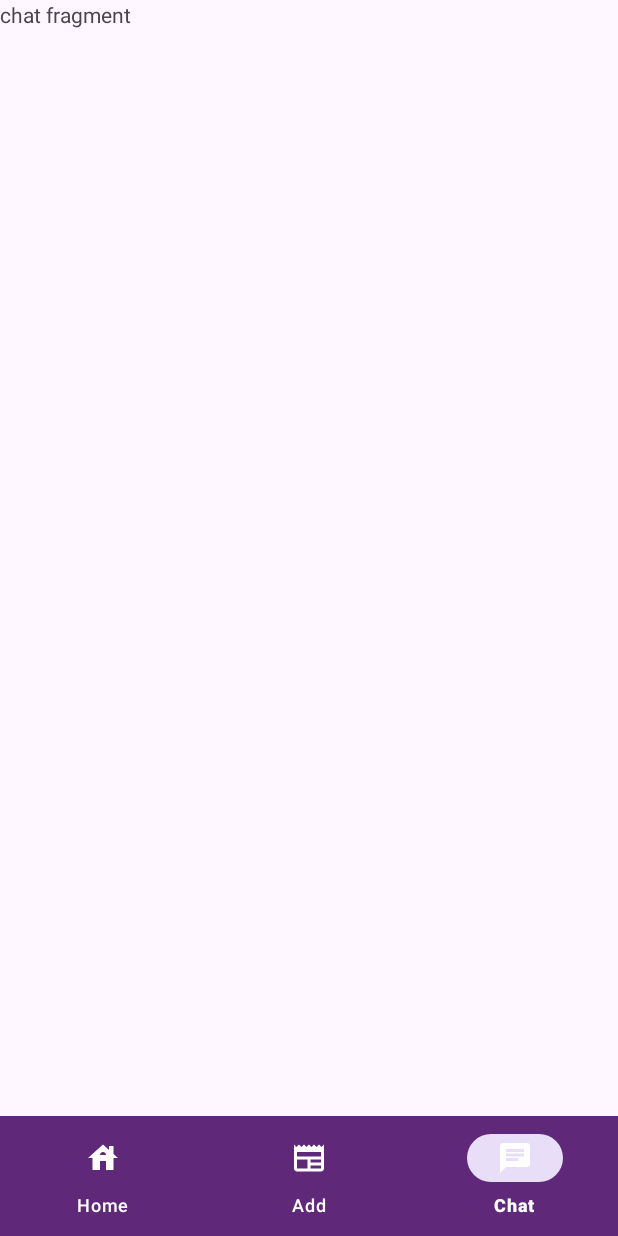
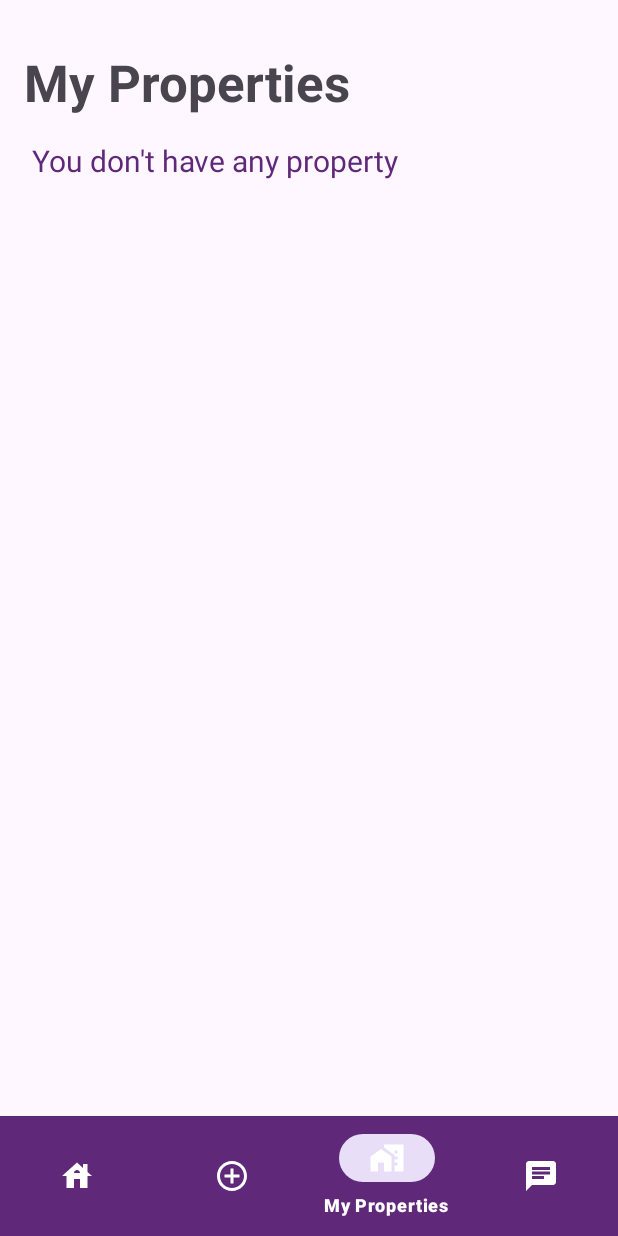
Before and after one commit to Hadicheayto/AndroidFinalProject, an Android app: the HomeFragment screen opened directly, with no data from a screen before it, item 3 of the bottom bar chosen, on a phone screen of 412 x 824 dp. Run offline under Robolectric (Android 15) with nearby library versions, the phone set to English and light mode, and no system bars; 7 statements that could not run were skipped.

Commit message:
add new code with myproperties page

```diff
--- a/app/src/main/java/com/example/tpproject/MainActivity.kt
+++ b/app/src/main/java/com/example/tpproject/MainActivity.kt
@@ -6,6 +6,7 @@ import androidx.fragment.app.Fragment
 import com.example.tpproject.fragments.ChatFragment
 import com.example.tpproject.fragments.HomeFragment
 import com.example.tpproject.fragments.CreatePropertyFragment
+import com.example.tpproject.fragments.MyPropertiesFragment
 import com.google.android.material.bottomnavigation.BottomNavigationView
 
 class MainActivity : AppCompatActivity() {
@@ -18,6 +19,7 @@ class MainActivity : AppCompatActivity() {
 
         val homeFragment = HomeFragment()
         val propertFragment = CreatePropertyFragment()
+        val myPropertyFragment = MyPropertiesFragment()
         val chatFragment = ChatFragment()
 
         makeCurrentFragment(homeFragment)
@@ -27,6 +29,7 @@ class MainActivity : AppCompatActivity() {
             when (menuItem.itemId) {
                 R.id.ic_home -> makeCurrentFragment(homeFragment)
                 R.id.ic_add -> makeCurrentFragment(propertFragment)
+                R.id.ic_myProperty -> makeCurrentFragment(myPropertyFragment)
                 R.id.ic_chat -> makeCurrentFragment(chatFragment)
             }
             true
--- a/app/src/main/java/com/example/tpproject/SignInActivity.kt
+++ b/app/src/main/java/com/example/tpproject/SignInActivity.kt
@@ -38,8 +38,11 @@ class SignInActivity : AppCompatActivity() {
             if(validateForm(email,password))
             {
 
+                Log.e("SignInActivity", "Email: ${email.text}, Password: ${password.text}")
 
                 val user = viewModel.getUserByEmailAndPassword(email.text.toString().lowercase(),password.text.toString())
+
+                Log.e("SignInActivity", "user:: ${user}")
 
                 if (user != null)
                 {
--- a/app/src/main/java/com/example/tpproject/WelcomeScreenActivity.kt
+++ b/app/src/main/java/com/example/tpproject/WelcomeScreenActivity.kt
@@ -21,6 +21,7 @@ class WelcomeScreenActivity : AppCompatActivity() {
 //            val factory = InjectorUtils.providePropertiesViewModelFactory(this)
 //            viewModel = ViewModelProvider(this, factory).get(PropertyViewModel::class.java)
 //
+//            viewModel.deleteAllUsers()
 //            viewModel.deleteAllProperties()
 
 
--- a/app/src/main/java/com/example/tpproject/data/Property.kt
+++ b/app/src/main/java/com/example/tpproject/data/Property.kt
@@ -27,6 +27,7 @@ data class User(
     val lname: String,
     val email: String,
     val password: String,
+    val image: String,
     val active: Int
     // Add other user-related properties as needed
 )
--- a/app/src/main/java/com/example/tpproject/fragments/HomeFragment.kt
+++ b/app/src/main/java/com/example/tpproject/fragments/HomeFragment.kt
@@ -12,6 +12,7 @@ import android.view.ViewGroup
 import android.widget.EditText
 import android.widget.ImageView
 import android.widget.TextView
+import androidx.core.net.toUri
 import androidx.fragment.app.Fragment
 import androidx.lifecycle.Observer
 import androidx.lifecycle.ViewModelProvider
@@ -21,9 +22,9 @@ import com.example.tpproject.PropertyViewModel
 import com.example.tpproject.data.Property
 import com.example.tpproject.R
 import com.example.tpproject.RecycleViewAdapter
-import com.example.tpproject.RegisterActivity
-import com.example.tpproject.SignInActivity
 import com.example.tpproject.WelcomeScreenActivity
+import com.example.tpproject.data.User
+import com.example.tpproject.data.UserManager
 import com.example.tpproject.profile
 import com.example.tpproject.property_details
 import com.example.tpproject.utilities.InjectorUtils
@@ -39,6 +40,8 @@ class HomeFragment : Fragment() {
 
     private lateinit var viewModel: PropertyViewModel
     private var filteredPropertyList: List<Property> = propertyList
+    private lateinit var currentUser: User
+
 
 
 
@@ -71,6 +74,11 @@ class HomeFragment : Fragment() {
             val result = view?.findViewById<TextView>(R.id.tvResult)
             result?.text = properties.size.toString() + " Result Found"
         })
+
+        val user = viewModel.getUserById(UserManager.getUserId())
+        if (user != null) {
+            currentUser = user
+        }
     }
 
     override fun onCreateView(
@@ -114,6 +122,15 @@ class HomeFragment : Fragment() {
             startActivity(intent)
         }
 
+        if(currentUser.image != "empty" && currentUser.image != "")
+        {
+            if (profileIcon != null) {
+                profileIcon.setImageURI(currentUser.image.toUri())
+            }
+        }
+
+
+
         exploreProperty?.setOnClickListener{
 //            val intent = Intent(requireContext(), SignInActivity::class.java)
 //            startActivity(intent)
@@ -146,7 +163,7 @@ class HomeFragment : Fragment() {
 
     private fun listItemClicked(property: Property) {
         val intent = Intent(requireContext(), property_details::class.java)
-        intent.putExtra("supplier", "hadi")
+        intent.putExtra("supplier", property.supplier)
         intent.putExtra("phoneNumber", property.phonenumber)
         intent.putExtra("imgUrl", property.image)
         intent.putExtra("title", property.title)
--- /dev/null
+++ b/app/src/main/java/com/example/tpproject/fragments/MyPropertiesFragment.kt
@@ -0,0 +1,97 @@
+package com.example.tpproject.fragments
+
+import android.graphics.Color
+import android.os.Bundle
+import android.util.Log
+import androidx.fragment.app.Fragment
+import android.view.LayoutInflater
+import android.view.View
+import android.view.ViewGroup
+import android.widget.TextView
+import androidx.lifecycle.Observer
+import androidx.lifecycle.ViewModelProvider
+import androidx.recyclerview.widget.LinearLayoutManager
+import androidx.recyclerview.widget.RecyclerView
+import com.example.tpproject.PropertyViewModel
+import com.example.tpproject.R
+import com.example.tpproject.RecycleViewAdapter
+import com.example.tpproject.data.Property
+import com.example.tpproject.data.UserManager
+import com.example.tpproject.utilities.InjectorUtils
+
+
+private const val ARG_PARAM1 = "param1"
+private const val ARG_PARAM2 = "param2"
+
+class MyPropertiesFragment : Fragment() {
+
+
+    private lateinit var recycleViewProfile: RecyclerView
+    private lateinit var viewModel: PropertyViewModel
+    private val propertyList = mutableListOf<Property>()
+    private  lateinit var noteEmpty: TextView
+
+    override fun onCreateView(
+        inflater: LayoutInflater, container: ViewGroup?,
+        savedInstanceState: Bundle?
+    ): View? {
+        val rootView = inflater.inflate(R.layout.fragment_my_properties, container, false)
+
+        noteEmpty = rootView?.findViewById<TextView>(R.id.tvNoteEmpty)!!
+
+        recycleViewProfile = rootView.findViewById(R.id.RvMyProperties)
+        recycleViewProfile.setBackgroundColor(Color.TRANSPARENT)
+        recycleViewProfile.layoutManager = LinearLayoutManager(requireContext())
+
+        val factory = InjectorUtils.providePropertiesViewModelFactory(requireContext())
+        viewModel = ViewModelProvider(this, factory).get(PropertyViewModel::class.java)
+
+
+
+
+        val propertyArray = viewModel.getPropertiesByUserId(UserManager.getUserId())
+        propertyList.clear()
+        propertyList.addAll(propertyArray)
+        propertyList.reverse()
+
+        recycleViewProfile.adapter = RecycleViewAdapter(propertyList,true) { selectedItem: Property ->
+            listItemClicked(selectedItem)
+        }
+
+        Log.e("msg:","size= ${propertyList.size}")
+        if(propertyList.size == 0)
+        {
+            noteEmpty?.text = " You don't have any property"
+        }
+
+        return rootView
+    }
+
+    private fun listItemClicked(selectedItem: Property) {
+        viewModel.deletePropertyById(selectedItem.id)
+        propertyList.remove(selectedItem)
+        updateRecyclerView()
+        if(propertyList.size == 0)
+        {
+            noteEmpty?.text = " You don't have any property"
+        }
+    }
+
+
+    private fun updateRecyclerView() {
+        recycleViewProfile.adapter = RecycleViewAdapter(propertyList, true) { selectedItem: Property ->
+            listItemClicked(selectedItem)
+        }
+    }
+
+    companion object {
+        @JvmStatic
+        fun newInstance(param1: String, param2: String) =
+            MyPropertiesFragment().apply {
+                arguments = Bundle().apply {
+                    putString(ARG_PARAM1, param1)
+                    putString(ARG_PARAM2, param2)
+                }
+            }
+    }
+}
--- /dev/null
+++ b/app/src/main/res/drawable/add_property_icon.xml
@@ -0,0 +1,5 @@
+<vector android:height="24dp" android:tint="#FFFFFF"
+    android:viewportHeight="24" android:viewportWidth="24"
+    android:width="24dp" xmlns:android="http://schemas.android.com/apk/res/android">
+    <path android:fillColor="@android:color/white" android:pathData="M13,7h-2v4L7,11v2h4v4h2v-4h4v-2h-4L13,7zM12,2C6.48,2 2,6.48 2,12s4.48,10 10,10 10,-4.48 10,-10S17.52,2 12,2zM12,20c-4.41,0 -8,-3.59 -8,-8s3.59,-8 8,-8 8,3.59 8,8 -3.59,8 -8,8z"/>
+</vector>
--- /dev/null
+++ b/app/src/main/res/drawable/my_properties_icon.xml
@@ -0,0 +1,6 @@
+<vector android:height="24dp" android:tint="#FFFFFF"
+    android:viewportHeight="24" android:viewportWidth="24"
+    android:width="24dp" xmlns:android="http://schemas.android.com/apk/res/android">
+    <path android:fillColor="@android:color/white" android:pathData="M1,11l0,10l5,0l0,-6l4,0l0,6l5,0l0,-10l-7,-5z"/>
+    <path android:fillColor="@android:color/white" android:pathData="M10,3v1.97l7,5V11h2v2h-2v2h2v2h-2v4h6V3H10zM19,9h-2V7h2V9z"/>
+</vector>
--- a/app/src/main/res/layout/fragment_home.xml
+++ b/app/src/main/res/layout/fragment_home.xml
@@ -4,6 +4,7 @@ xmlns:app="http://schemas.android.com/apk/res-auto"
     xmlns:tools="http://schemas.android.com/tools"
     android:layout_width="match_parent"
     android:layout_height="match_parent"
+    android:background="@color/white"
     tools:context=".fragments.HomeFragment">
 
     <androidx.constraintlayout.widget.ConstraintLayout
@@ -33,10 +34,11 @@ tools:context=".fragments.HomeFragment">
             android:layout_margin="20dp"
             android:layout_marginStart="1dp"
             android:layout_marginEnd="1dp"
+            android:background="@color/material_dynamic_neutral90"
             app:layout_constraintBottom_toBottomOf="parent"
             app:layout_constraintEnd_toEndOf="parent"
+
             app:layout_constraintHorizontal_bias="0.0"
-
             app:layout_constraintStart_toStartOf="parent"
             app:layout_constraintTop_toBottomOf="@+id/tvResult"
             app:layout_constraintVertical_bias="0.275" />
--- /dev/null
+++ b/app/src/main/res/layout/fragment_my_properties.xml
@@ -0,0 +1,48 @@
+<?xml version="1.0" encoding="utf-8"?>
+<FrameLayout xmlns:android="http://schemas.android.com/apk/res/android"
+    xmlns:app="http://schemas.android.com/apk/res-auto"
+    xmlns:tools="http://schemas.android.com/tools"
+    android:layout_width="match_parent"
+    android:layout_height="match_parent"
+    tools:context=".fragments.MyPropertiesFragment">
+
+    <androidx.constraintlayout.widget.ConstraintLayout
+        android:layout_width="match_parent"
+        android:layout_height="match_parent">
+
+        <TextView
+            android:id="@+id/textView4"
+            android:layout_width="wrap_content"
+            android:layout_height="wrap_content"
+            android:layout_marginTop="32dp"
+            android:text="My Properties"
+            android:textSize="34sp"
+            android:textStyle="bold"
+            app:layout_constraintEnd_toEndOf="parent"
+            app:layout_constraintHorizontal_bias="0.081"
+            app:layout_constraintStart_toStartOf="parent"
+            app:layout_constraintTop_toTopOf="parent" />
+
+        <TextView
+            android:id="@+id/tvNoteEmpty"
+            android:layout_width="wrap_content"
+            android:layout_height="wrap_content"
+            android:layout_marginLeft="10dp"
+            android:layout_marginTop="16dp"
+            android:textColor="@color/violet"
+            android:textSize="20sp"
+            app:layout_constraintEnd_toEndOf="parent"
+            app:layout_constraintHorizontal_bias="0.045"
+            app:layout_constraintStart_toStartOf="parent"
+            app:layout_constraintTop_toBottomOf="@+id/textView4" />
+
+        <androidx.recyclerview.widget.RecyclerView
+            android:id="@+id/RvMyProperties"
+            android:layout_width="409dp"
+            android:layout_height="614dp"
+            app:layout_constraintBottom_toBottomOf="parent"
+            app:layout_constraintEnd_toEndOf="parent"
+            app:layout_constraintStart_toStartOf="parent"
+            app:layout_constraintTop_toBottomOf="@+id/tvNoteEmpty" />
+    </androidx.constraintlayout.widget.ConstraintLayout>
+</FrameLayout>
--- a/app/src/main/res/menu/nav_menu.xml
+++ b/app/src/main/res/menu/nav_menu.xml
@@ -9,8 +9,14 @@
 
     <item
         android:id="@+id/ic_add"
-        android:icon="@drawable/newsicon"
+        android:icon="@drawable/add_property_icon"
         android:title="Add"
+        />
+
+    <item
+        android:id="@+id/ic_myProperty"
+        android:icon="@drawable/my_properties_icon"
+        android:title="My Properties"
         />
 
     <item
```
Also changed, not shown: app/src/main/java/com/example/tpproject/PropertyViewModel.kt (+8 -0 lines), app/src/main/java/com/example/tpproject/RecycleViewAdapter.kt (+6 -2 lines), app/src/main/java/com/example/tpproject/RegisterActivity.kt (+11 -1 lines), app/src/main/java/com/example/tpproject/data/DataBaseHandler.kt (+35 -5 lines), app/src/main/java/com/example/tpproject/data/PropertyRepository.kt (+9 -0 lines), app/src/main/java/com/example/tpproject/fragments/CreatePropertyFragment.kt (+56 -35 lines), app/src/main/java/com/example/tpproject/profile.kt (+38 -25 lines), app/src/main/res/layout/activity_profile.xml (+64 -22 lines), app/src/main/res/layout/fragment_property_create.xml (+3 -5 lines). Lines whose indentation alone changed are shown as unchanged.
